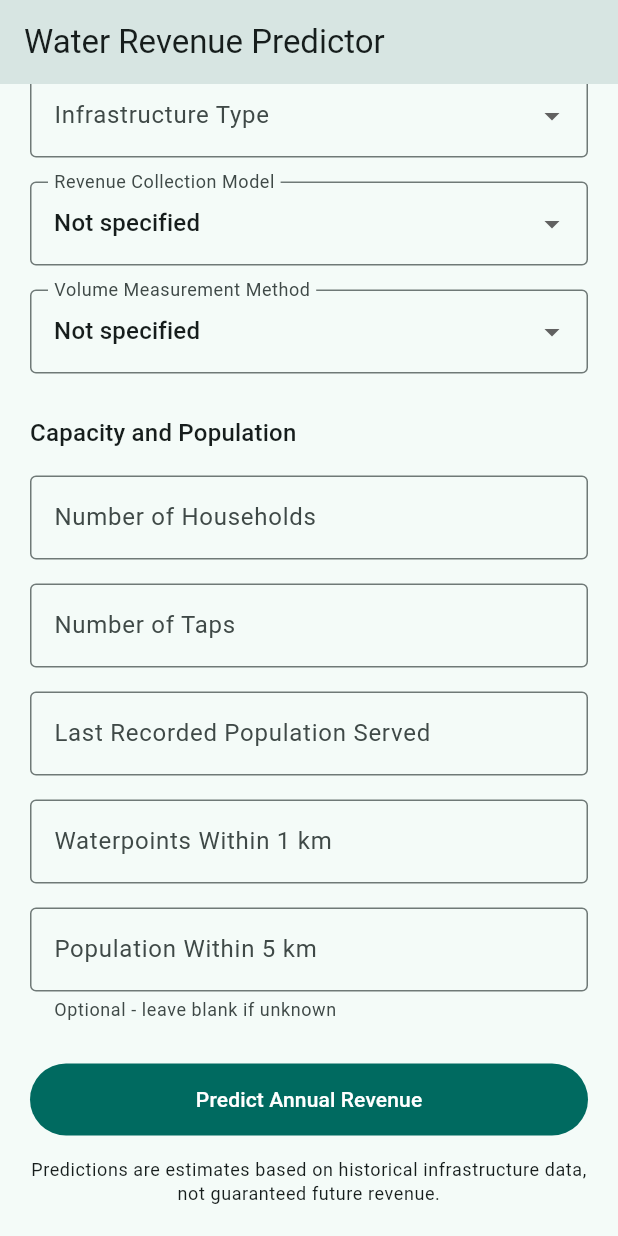
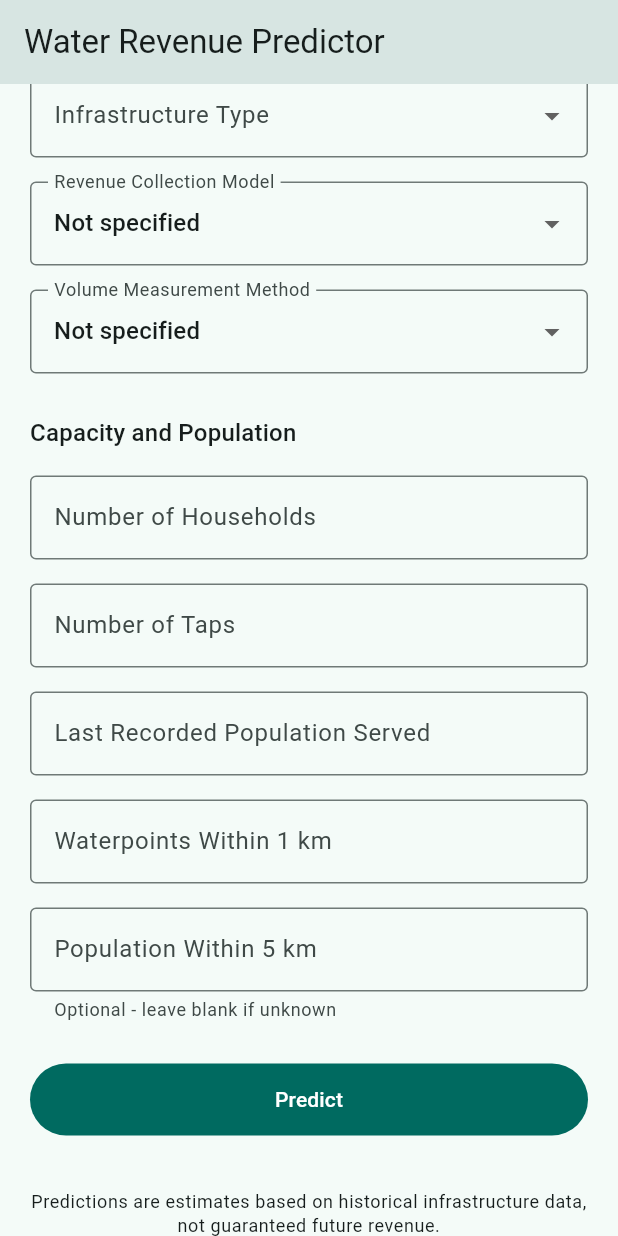
Before and after one commit to L-nsamba/linear_regression_model, a Flutter app: the screen it shows after launch, scrolled down 171 dp, on a phone screen of 412 x 824 dp. Run offline on Flutter 3.47's test engine with Material 3 defaults, Android fonts, the phone set to English and light mode, and no system bars.

Commit message:
removal of the separate prediction results screen and making it a one page predictor, so the results appears below after clicking the predict button

```diff
--- a/summative/FlutterApp/water_revenue_predictor/lib/screens/prediction_screen.dart
+++ b/summative/FlutterApp/water_revenue_predictor/lib/screens/prediction_screen.dart
@@ -1,7 +1,7 @@
 import 'package:flutter/material.dart';
 import 'package:water_revenue_predictor/core/constants/water_point_options.dart';
+import 'package:water_revenue_predictor/models/prediction_result.dart';
 import 'package:water_revenue_predictor/models/water_point_input.dart';
-import 'package:water_revenue_predictor/screens/result_screen.dart';
 import 'package:water_revenue_predictor/services/prediction_service.dart';
 
 class PredictionScreen extends StatefulWidget {
@@ -26,6 +26,8 @@ class _PredictionScreenState extends State<PredictionScreen> {
   String _selectedVolumeMethod = 'Not specified';
 
   bool _isLoading = false;
+  PredictionResult? _predictionResult;
+  String? _errorMessage;
 
   @override
   void dispose() {
@@ -37,7 +39,7 @@ class _PredictionScreenState extends State<PredictionScreen> {
     super.dispose();
   }
 
-  String? _validateNumber(String? value, {bool optional = false}) {
+  String? _validateNumber(String? value, {bool optional = false, double? max}) {
     final input = value?.trim() ?? '';
 
     if (input.isEmpty) {
@@ -54,6 +56,10 @@ class _PredictionScreenState extends State<PredictionScreen> {
       return 'Value cannot be negative';
     }
 
+    if (max != null && number > max) {
+      return 'Maximum allowed value is ${max.toStringAsFixed(0)}';
+    }
+
     return null;
   }
 
@@ -61,6 +67,7 @@ class _PredictionScreenState extends State<PredictionScreen> {
     required String label,
     required TextEditingController controller,
     bool optional = false,
+    double? max,
     String? helperText,
   }) {
     return TextFormField(
@@ -71,14 +78,27 @@ class _PredictionScreenState extends State<PredictionScreen> {
         helperText: helperText,
         border: const OutlineInputBorder(),
       ),
-      validator: (value) => _validateNumber(value, optional: optional),
+      validator: (value) =>
+          _validateNumber(value, optional: optional, max: max),
     );
   }
 
   Future<void> _submitPrediction() async {
     if (_isLoading) return;
 
-    if (!_formKey.currentState!.validate()) return;
+    // Clear the previous prediction or error.
+    setState(() {
+      _predictionResult = null;
+      _errorMessage = null;
+    });
+
+    // Validate inputs before contacting the API.
+    if (!_formKey.currentState!.validate()) {
+      setState(() {
+        _errorMessage = 'Please correct the highlighted fields and try again.';
+      });
+      return;
+    }
 
     final input = WaterPointInput(
       wpTypeCat: _selectedInfrastructureType!,
@@ -98,6 +118,7 @@ class _PredictionScreenState extends State<PredictionScreen> {
           ? null
           : double.parse(_populationWithin5kmController.text.trim()),
     );
+
     setState(() => _isLoading = true);
 
     try {
@@ -105,24 +126,25 @@ class _PredictionScreenState extends State<PredictionScreen> {
 
       if (!mounted) return;
 
-      await Navigator.push(
-        context,
-        MaterialPageRoute(
-          builder: (_) => ResultScreen(predictionResult: result),
-        ),
-      );
+      // Display the prediction on the same screen.
+      setState(() {
+        _predictionResult = result;
+        _errorMessage = null;
+      });
+    } on PredictionException catch (error) {
+      if (!mounted) return;
+
+      setState(() {
+        _errorMessage = error.message;
+        _predictionResult = null;
+      });
     } catch (error) {
       if (!mounted) return;
 
-      ScaffoldMessenger.of(context).showSnackBar(
-        SnackBar(
-          content: Text(
-            error is PredictionException
-                ? error.message
-                : 'An unexpected error occured.',
-          ),
-        ),
-      );
+      setState(() {
+        _errorMessage = 'An unexpected error occurred. Please try again.';
+        _predictionResult = null;
+      });
     } finally {
       if (mounted) {
         setState(() => _isLoading = false);
@@ -230,6 +252,7 @@ class _PredictionScreenState extends State<PredictionScreen> {
             _buildNumberField(
               label: 'Number of Households',
               controller: _householdsController,
+              max: 1000,
             ),
 
             const SizedBox(height: 16),
@@ -237,6 +260,7 @@ class _PredictionScreenState extends State<PredictionScreen> {
             _buildNumberField(
               label: 'Number of Taps',
               controller: _tapsController,
+              max: 50,
             ),
 
             const SizedBox(height: 16),
@@ -244,6 +268,7 @@ class _PredictionScreenState extends State<PredictionScreen> {
             _buildNumberField(
               label: 'Last Recorded Population Served',
               controller: _populationController,
+              max: 25000,
             ),
 
             const SizedBox(height: 16),
@@ -251,6 +276,7 @@ class _PredictionScreenState extends State<PredictionScreen> {
             _buildNumberField(
               label: 'Waterpoints Within 1 km',
               controller: _nearbyWaterpointsController,
+              max: 70,
             ),
 
             const SizedBox(height: 16),
@@ -259,6 +285,7 @@ class _PredictionScreenState extends State<PredictionScreen> {
               label: 'Population Within 5 km',
               controller: _populationWithin5kmController,
               optional: true,
+              max: 850000,
               helperText: 'Optional - leave blank if unknown',
             ),
 
@@ -274,11 +301,16 @@ class _PredictionScreenState extends State<PredictionScreen> {
                         height: 22,
                         child: CircularProgressIndicator(strokeWidth: 2),
                       )
-                    : const Text('Predict Annual Revenue'),
+                    : const Text('Predict'),
               ),
             ),
 
-            const SizedBox(height: 15),
+            const SizedBox(height: 20),
+
+            // Prediction or error appears here.
+            _buildPredictionOutput(),
+
+            const SizedBox(height: 16),
 
             Text(
               'Predictions are estimates based on historical '
@@ -291,4 +323,91 @@ class _PredictionScreenState extends State<PredictionScreen> {
       ),
     );
   }
+
+  Widget _buildPredictionOutput() {
+    // No result or error yet.
+    if (_predictionResult == null && _errorMessage == null) {
+      return const SizedBox.shrink();
+    }
+
+    // Error display
+    if (_errorMessage != null) {
+      return Card(
+        color: Theme.of(context).colorScheme.errorContainer,
+        child: Padding(
+          padding: const EdgeInsets.all(20),
+          child: Column(
+            children: [
+              Icon(
+                Icons.error_outline,
+                size: 36,
+                color: Theme.of(context).colorScheme.onErrorContainer,
+              ),
+              const SizedBox(height: 12),
+              Text(
+                _errorMessage!,
+                textAlign: TextAlign.center,
+                style: TextStyle(
+                  color: Theme.of(context).colorScheme.onErrorContainer,
+                ),
+              ),
+            ],
+          ),
+        ),
+      );
+    }
+
+    // Successful prediction display
+    final result = _predictionResult!;
+
+    return Card(
+      child: Padding(
+        padding: const EdgeInsets.all(24),
+        child: Column(
+          children: [
+            Icon(
+              Icons.water_drop_outlined,
+              size: 48,
+              color: Theme.of(context).colorScheme.primary,
+            ),
+
+            const SizedBox(height: 16),
+
+            Text(
+              'Estimated Annual Revenue',
+              textAlign: TextAlign.center,
+              style: Theme.of(context).textTheme.titleMedium,
+            ),
+
+            const SizedBox(height: 12),
+
+            Text(
+              '\$${result.predictedAnnualRevenue.toStringAsFixed(2)}',
+              textAlign: TextAlign.center,
+              style: Theme.of(context).textTheme.headlineLarge?.copyWith(
+                fontWeight: FontWeight.bold,
+                color: Theme.of(context).colorScheme.primary,
+              ),
+            ),
+
+            const SizedBox(height: 8),
+
+            Text(
+              '${result.currency} per year',
+              style: Theme.of(context).textTheme.bodyMedium,
+            ),
+
+            const SizedBox(height: 16),
+
+            Text(
+              'This estimate is based on historical rural water '
+              'infrastructure data. Actual revenue may differ.',
+              textAlign: TextAlign.center,
+              style: Theme.of(context).textTheme.bodySmall,
+            ),
+          ],
+        ),
+      ),
+    );
+  }
 }
```
Also changed, not shown: summative/FlutterApp/water_revenue_predictor/lib/screens/result_screen.dart (deleted, +0 -83 lines).
